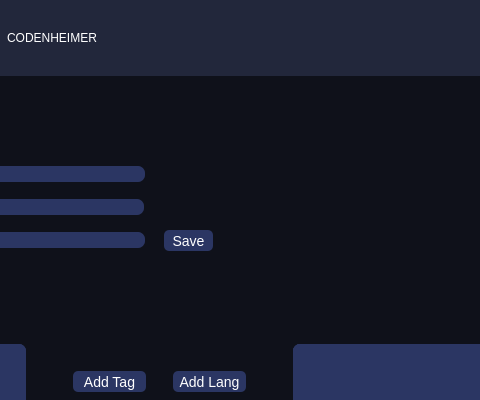
First picture: the form in mainwindow.ui, repository Deatrax/codenheimer, before the edit; both pictures show x 497 to 977 and y 0 to 400 of the 1092 by 719 pixel window.
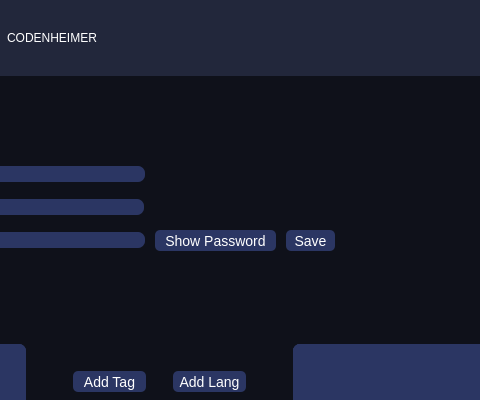
Second picture: the form after the edit. Icons and pictures are not drawn.

Commit message: ui and other enhancements

```diff
--- a/mainwindow.ui
+++ b/mainwindow.ui
@@ -2156,6 +2156,42 @@
                          </property>
                         </spacer>
                        </item>
+                       <item>
+                        <widget class="QPushButton" name="showPasswordButton">
+                         <property name="minimumSize">
+                          <size>
+                           <width>141</width>
+                           <height>21</height>
+                          </size>
+                         </property>
+                         <property name="maximumSize">
+                          <size>
+                           <width>141</width>
+                           <height>16777215</height>
+                          </size>
+                         </property>
+                         <property name="styleSheet">
+                          <string notr="true">QWidget{
+	font-size:14px;
+	color: white;
+	border-radius:5px;
+margin-left:10px;
+margin-right:10px;
+}
+QPushButton{
+	background:#2B3663;
+}
+
+QPushButton:hover{
+	background:rgb(86, 99, 152);
+}
+</string>
+                         </property>
+                         <property name="text">
+                          <string>Show Password</string>
+                         </property>
+                        </widget>
+                       </item>
                        <item>
                         <widget class="QPushButton" name="userUpdateButton">
                          <property name="minimumSize">
```
Left out of the diff: 9 changed lines with no effect on the pictures. The commit also changes 3 other files.
